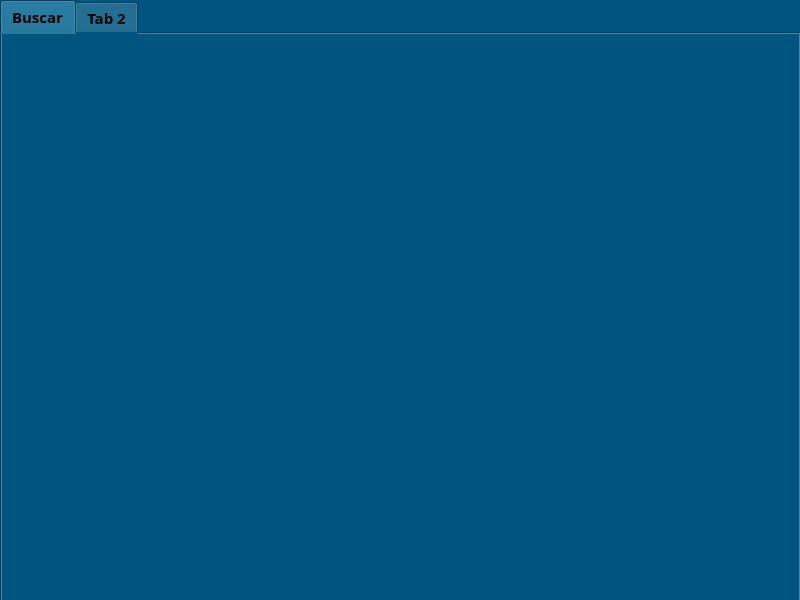
This is Fase 2/GUI/mainwindow.ui in TeFxiu/-EDD-Proyecto_202206963 as Qt 5 draws it before an edit. The edited form follows.
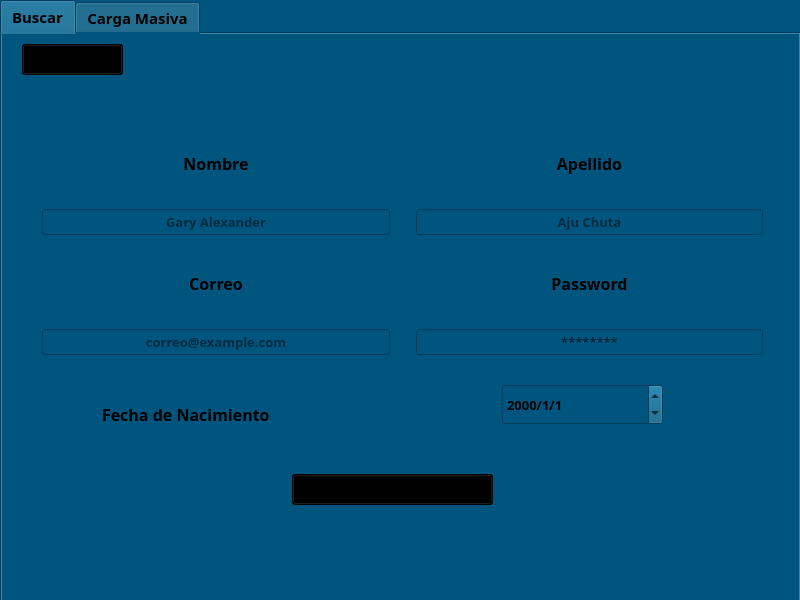
This is the edited form. The open tabs and pages were chosen to show the change. Icons and pictures are not drawn.

Commit message: Carga masiva de usuarios

The edit to the form file:
```diff
--- a/Fase 2/GUI/mainwindow.ui
+++ b/Fase 2/GUI/mainwindow.ui
@@ -241,10 +241,436 @@
        <attribute name="title">
         <string>Buscar</string>
        </attribute>
+       <widget class="QStackedWidget" name="editarPerfil">
+        <property name="geometry">
+         <rect>
+          <x>0</x>
+          <y>0</y>
+          <width>801</width>
+          <height>561</height>
+         </rect>
+        </property>
+        <property name="currentIndex">
+         <number>0</number>
+        </property>
+        <widget class="QWidget" name="page">
+         <widget class="QLineEdit" name="buscarenAdmin">
+          <property name="geometry">
+           <rect>
+            <x>30</x>
+            <y>30</y>
+            <width>241</width>
+            <height>41</height>
+           </rect>
+          </property>
+          <property name="font">
+           <font>
+            <family>Cascadia Code</family>
+           </font>
+          </property>
+         </widget>
+         <widget class="QPushButton" name="adminBuscando">
+          <property name="geometry">
+           <rect>
+            <x>300</x>
+            <y>40</y>
+            <width>83</width>
+            <height>29</height>
+           </rect>
+          </property>
+          <property name="font">
+           <font>
+            <family>Cascadia Code</family>
+            <bold>true</bold>
+           </font>
+          </property>
+          <property name="styleSheet">
+           <string notr="true">background-color: rgb(0, 0, 0);</string>
+          </property>
+          <property name="text">
+           <string>Buscar</string>
+          </property>
+         </widget>
+         <widget class="QComboBox" name="ordenAdmin">
+          <property name="geometry">
+           <rect>
+            <x>480</x>
+            <y>30</y>
+            <width>111</width>
+            <height>31</height>
+           </rect>
+          </property>
+          <property name="font">
+           <font>
+            <family>Cascadia Code</family>
+            <pointsize>10</pointsize>
+           </font>
+          </property>
+          <property name="editable">
+           <bool>false</bool>
+          </property>
+          <property name="maxVisibleItems">
+           <number>13</number>
+          </property>
+         </widget>
+         <widget class="QPushButton" name="usarOrden">
+          <property name="geometry">
+           <rect>
+            <x>610</x>
+            <y>30</y>
+            <width>83</width>
+            <height>29</height>
+           </rect>
+          </property>
+          <property name="font">
+           <font>
+            <family>Cascadia Code</family>
+            <bold>true</bold>
+           </font>
+          </property>
+          <property name="styleSheet">
+           <string notr="true">background-color: rgb(0, 0, 0);</string>
+          </property>
+          <property name="text">
+           <string>Ordenar</string>
+          </property>
+         </widget>
+         <widget class="QTableWidget" name="adminUsuarios">
+          <property name="geometry">
+           <rect>
+            <x>20</x>
+            <y>110</y>
+            <width>761</width>
+            <height>431</height>
+           </rect>
+          </property>
+          <column>
+           <property name="text">
+            <string>Nombre</string>
+           </property>
+          </column>
+          <column>
+           <property name="text">
+            <string>Apellidos</string>
+           </property>
+          </column>
+          <column>
+           <property name="text">
+            <string>Correo</string>
+           </property>
+          </column>
+          <column>
+           <property name="text">
+            <string>Nacimiento</string>
+           </property>
+          </column>
+          <column>
+           <property name="text">
+            <string/>
+           </property>
+          </column>
+          <column>
+           <property name="text">
+            <string/>
+           </property>
+          </column>
+         </widget>
+        </widget>
+        <widget class="QWidget" name="page_2">
+         <widget class="QWidget" name="gridLayoutWidget_8">
+          <property name="geometry">
+           <rect>
+            <x>40</x>
+            <y>90</y>
+            <width>721</width>
+            <height>111</height>
+           </rect>
+          </property>
+          <layout class="QGridLayout" name="gridLayout_8">
+           <item row="0" column="0">
+            <layout class="QVBoxLayout" name="verticalLayout_11">
+             <item>
+              <widget class="QLabel" name="label_20">
+               <property name="font">
+                <font>
+                 <family>Cascadia Code</family>
+                 <pointsize>12</pointsize>
+                </font>
+               </property>
+               <property name="text">
+                <string>Nombre</string>
+               </property>
+               <property name="alignment">
+                <set>Qt::AlignmentFlag::AlignCenter</set>
+               </property>
+              </widget>
+             </item>
+             <item>
+              <widget class="QLineEdit" name="editarNombre">
+               <property name="font">
+                <font>
+                 <family>Cascadia Code</family>
+                 <pointsize>10</pointsize>
+                </font>
+               </property>
+               <property name="alignment">
+                <set>Qt::AlignmentFlag::AlignCenter</set>
+               </property>
+               <property name="placeholderText">
+                <string>Gary Alexander</string>
+               </property>
+              </widget>
+             </item>
+            </layout>
+           </item>
+           <item row="0" column="2">
+            <layout class="QVBoxLayout" name="verticalLayout_12">
+             <item>
+              <widget class="QLabel" name="label_22">
+               <property name="font">
+                <font>
+                 <family>Cascadia Code</family>
+                 <pointsize>12</pointsize>
+                </font>
+               </property>
+               <property name="text">
+                <string>Apellido</string>
+               </property>
+               <property name="alignment">
+                <set>Qt::AlignmentFlag::AlignCenter</set>
+               </property>
+              </widget>
+             </item>
+             <item>
+              <widget class="QLineEdit" name="editarApellido">
+               <property name="font">
+                <font>
+                 <family>Cascadia Code</family>
+                 <pointsize>10</pointsize>
+                </font>
+               </property>
+               <property name="alignment">
+                <set>Qt::AlignmentFlag::AlignCenter</set>
+               </property>
+               <property name="dragEnabled">
+                <bool>false</bool>
+               </property>
+               <property name="placeholderText">
+                <string>Aju Chuta</string>
+               </property>
+              </widget>
+             </item>
+            </layout>
+           </item>
+           <item row="0" column="1">
+            <spacer name="verticalSpacer_3">
+             <property name="orientation">
+              <enum>Qt::Orientation::Vertical</enum>
+             </property>
+             <property name="sizeHint" stdset="0">
+              <size>
+               <width>20</width>
+               <height>40</height>
+              </size>
+             </property>
+            </spacer>
+           </item>
+          </layout>
+         </widget>
+         <widget class="QWidget" name="gridLayoutWidget_9">
+          <property name="geometry">
+           <rect>
+            <x>40</x>
+            <y>210</y>
+            <width>721</width>
+            <height>111</height>
+           </rect>
+          </property>
+          <layout class="QGridLayout" name="gridLayout_9">
+           <item row="0" column="0">
+            <layout class="QVBoxLayout" name="verticalLayout_13">
+             <item>
+              <widget class="QLabel" name="label_23">
+               <property name="font">
+                <font>
+                 <family>Cascadia Code</family>
+                 <pointsize>12</pointsize>
+                </font>
+               </property>
+               <property name="text">
+                <string>Correo</string>
+               </property>
+               <property name="alignment">
+                <set>Qt::AlignmentFlag::AlignCenter</set>
+               </property>
+              </widget>
+             </item>
+             <item>
+              <widget class="QLineEdit" name="editarCorreo">
+               <property name="font">
+                <font>
+                 <family>Cascadia Code</family>
+                 <pointsize>10</pointsize>
+                </font>
+               </property>
+               <property name="alignment">
+                <set>Qt::AlignmentFlag::AlignCenter</set>
+               </property>
+               <property name="placeholderText">
+                <string>correo@example.com</string>
+               </property>
+              </widget>
+             </item>
+            </layout>
+           </item>
+           <item row="0" column="2">
+            <layout class="QVBoxLayout" name="verticalLayout_14">
+             <item>
+              <widget class="QLabel" name="label_24">
+               <property name="font">
+                <font>
+                 <family>Cascadia Code</family>
+                 <pointsize>12</pointsize>
+                </font>
+               </property>
+               <property name="text">
+                <string>Password</string>
+               </property>
+               <property name="alignment">
+                <set>Qt::AlignmentFlag::AlignCenter</set>
+               </property>
+              </widget>
+             </item>
+             <item>
+              <widget class="QLineEdit" name="editarPass">
+               <property name="font">
+                <font>
+                 <family>Cascadia Code</family>
+                 <pointsize>10</pointsize>
+                </font>
+               </property>
+               <property name="echoMode">
+                <enum>QLineEdit::EchoMode::Normal</enum>
+               </property>
+               <property name="alignment">
+                <set>Qt::AlignmentFlag::AlignCenter</set>
+               </property>
+               <property name="dragEnabled">
+                <bool>false</bool>
+               </property>
+               <property name="placeholderText">
+                <string>********</string>
+               </property>
+              </widget>
+             </item>
+            </layout>
+           </item>
+           <item row="0" column="1">
+            <spacer name="verticalSpacer_5">
+             <property name="orientation">
+              <enum>Qt::Orientation::Vertical</enum>
+             </property>
+             <property name="sizeHint" stdset="0">
+              <size>
+               <width>20</width>
+               <height>40</height>
+              </size>
+             </property>
+            </spacer>
+           </item>
+          </layout>
+         </widget>
+         <widget class="QLabel" name="label_25">
+          <property name="geometry">
+           <rect>
+            <x>100</x>
+            <y>370</y>
+            <width>231</width>
+            <height>21</height>
+           </rect>
+          </property>
+          <property name="font">
+           <font>
+            <family>Cascadia Code</family>
+            <pointsize>12</pointsize>
+           </font>
+          </property>
+          <property name="text">
+           <string>Fecha de Nacimiento</string>
+          </property>
+         </widget>
+         <widget class="QDateEdit" name="editarFecha">
+          <property name="geometry">
+           <rect>
+            <x>500</x>
+            <y>350</y>
+            <width>161</width>
+            <height>41</height>
+           </rect>
+          </property>
+          <property name="font">
+           <font>
+            <family>Cascadia Code</family>
+            <pointsize>10</pointsize>
+           </font>
+          </property>
+          <property name="currentSection">
+           <enum>QDateTimeEdit::Section::YearSection</enum>
+          </property>
+          <property name="displayFormat">
+           <string>yyyy/M/d</string>
+          </property>
+         </widget>
+         <widget class="QPushButton" name="pushButton_2">
+          <property name="geometry">
+           <rect>
+            <x>290</x>
+            <y>440</y>
+            <width>201</width>
+            <height>31</height>
+           </rect>
+          </property>
+          <property name="font">
+           <font>
+            <family>Cascadia Code</family>
+            <pointsize>10</pointsize>
+           </font>
+          </property>
+          <property name="styleSheet">
+           <string notr="true">background-color: rgb(0, 0, 0);</string>
+          </property>
+          <property name="text">
+           <string>Realizar Cambios </string>
+          </property>
+         </widget>
+         <widget class="QPushButton" name="pushButton_3">
+          <property name="geometry">
+           <rect>
+            <x>20</x>
+            <y>10</y>
+            <width>101</width>
+            <height>31</height>
+           </rect>
+          </property>
+          <property name="font">
+           <font>
+            <family>Cascadia Code</family>
+            <pointsize>10</pointsize>
+           </font>
+          </property>
+          <property name="styleSheet">
+           <string notr="true">background-color: rgb(0, 0, 0);</string>
+          </property>
+          <property name="text">
+           <string>Regresar</string>
+          </property>
+         </widget>
+        </widget>
+       </widget>
       </widget>
       <widget class="QWidget" name="tab_2">
        <attribute name="title">
-        <string>Tab 2</string>
+        <string>Carga Masiva</string>
        </attribute>
       </widget>
      </widget>
```
Left out of the diff: 117 changed lines with no effect on the pictures. The commit also changes 20 other files.
